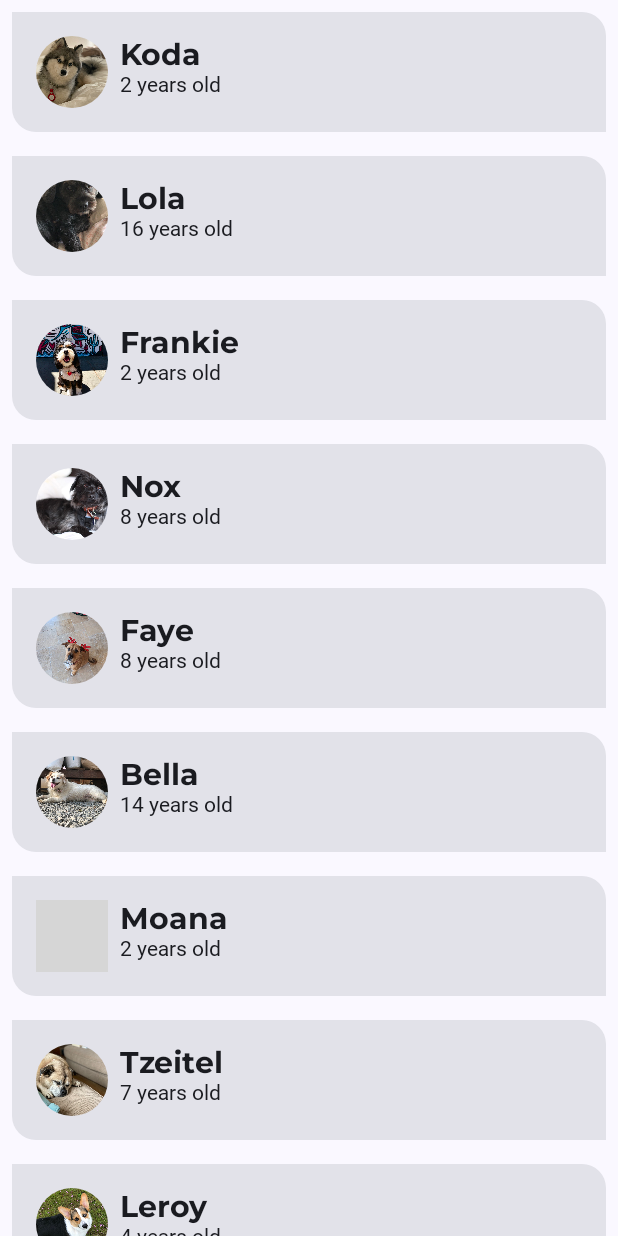
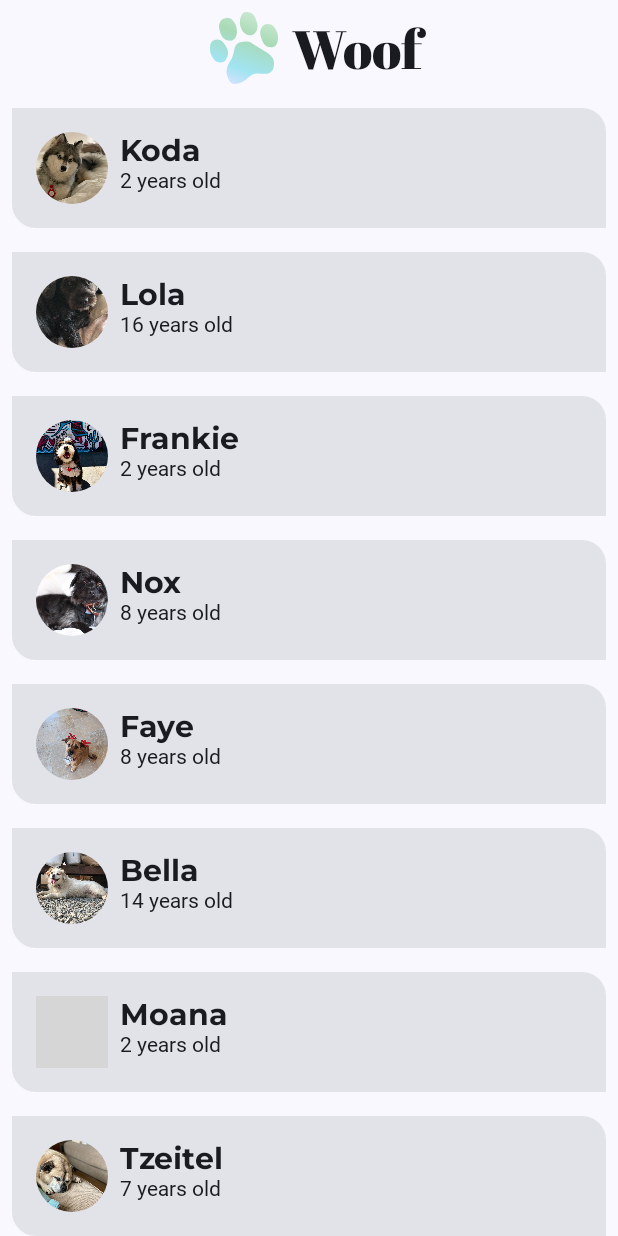
Before and after one commit to dev-satyamthakur/Woof-Android-Basics, an Android app built with Jetpack Compose: the screen it shows after launch (MainActivity), on a phone screen of 412 x 824 dp. Run offline under Robolectric (Android 15) with nearby library versions, the phone set to English and light mode, and no system bars; Roboto replaces fonts that are not available here; grey boxes are pictures that could not be loaded.

Commit message:
Adding top app bar

```diff
--- a/app/src/main/java/com/satyamthakur/learning/woofandriodbasics/MainActivity.kt
+++ b/app/src/main/java/com/satyamthakur/learning/woofandriodbasics/MainActivity.kt
@@ -15,10 +15,14 @@ import androidx.compose.foundation.layout.size
 import androidx.compose.foundation.lazy.LazyColumn
 import androidx.compose.foundation.lazy.items
 import androidx.compose.material3.Card
+import androidx.compose.material3.CenterAlignedTopAppBar
+import androidx.compose.material3.ExperimentalMaterial3Api
 import androidx.compose.material3.MaterialTheme
+import androidx.compose.material3.Scaffold
 import androidx.compose.material3.Surface
 import androidx.compose.material3.Text
 import androidx.compose.runtime.Composable
+import androidx.compose.ui.Alignment
 import androidx.compose.ui.Modifier
 import androidx.compose.ui.draw.clip
 import androidx.compose.ui.layout.ContentScale
@@ -47,17 +51,50 @@ class MainActivity : ComponentActivity() {
     }
 }
 
+@OptIn(ExperimentalMaterial3Api::class)
+@Composable
+fun WoofTopAppBar(modifier: Modifier = Modifier) {
+    CenterAlignedTopAppBar(
+        title = {
+            Row(
+                verticalAlignment = Alignment.CenterVertically
+            ) {
+                Image(
+                    modifier = Modifier
+                        .size(dimensionResource(id = R.dimen.image_size))
+                        .padding(dimensionResource(id = R.dimen.padding_small)),
+                    painter = painterResource(R.drawable.ic_woof_logo),
+                    contentDescription = null
+                )
+                Text(
+                    text = stringResource(id = R.string.app_name),
+                    style = MaterialTheme.typography.displayLarge
+                )
+
+            }
+        },
+        modifier = modifier
+    )
+}
+
+
 /**
  * Composable that displays an app bar and a list of dogs.
  */
 @Composable
 fun WoofApp() {
-    LazyColumn {
-        items(dogs) {
-            DogItem(
-                dog = it,
-                modifier = Modifier.padding(dimensionResource(id = R.dimen.padding_small))
-            )
+    Scaffold(
+        topBar = {
+            WoofTopAppBar()
+        }
+    ) { it ->
+        LazyColumn(contentPadding = it) {
+            items(dogs) {
+                DogItem(
+                    dog = it,
+                    modifier = Modifier.padding(dimensionResource(id = R.dimen.padding_small))
+                )
+            }
         }
     }
 }
--- a/app/src/main/res/values/strings.xml
+++ b/app/src/main/res/values/strings.xml
@@ -1,5 +1,5 @@
 <resources>
-    <string name="app_name">Woof Andriod Basics</string>
+    <string name="app_name">Woof</string>
     <string name="dog_name_1">Koda</string>
     <string name="dog_name_2">Lola</string>
     <string name="dog_name_3">Frankie</string>
```
